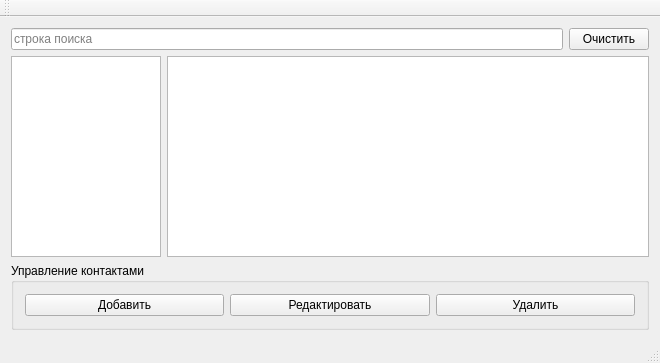
The window that src/mainwindow.ui (PKEv/QontMan) describes before a commit, drawn with Qt 5.
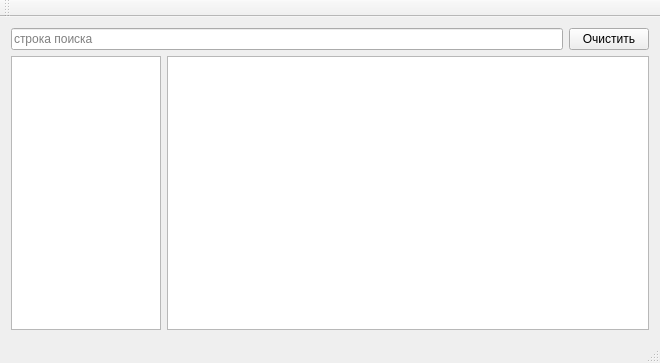
The same window after the commit. Icons and pictures are not drawn.

Commit message: Убрал кнопки, добавил иконки

```diff
--- a/src/mainwindow.ui
+++ b/src/mainwindow.ui
@@ -93,42 +93,6 @@
       </item>
      </layout>
     </item>
-    <item row="7" column="0" colspan="3">
-     <widget class="QGroupBox" name="ContactsGroupBox">
-      <property name="sizePolicy">
-       <sizepolicy hsizetype="MinimumExpanding" vsizetype="Maximum">
-        <horstretch>0</horstretch>
-        <verstretch>0</verstretch>
-       </sizepolicy>
-      </property>
-      <property name="title">
-       <string>Управление контактами</string>
-      </property>
-      <layout class="QHBoxLayout" name="horizontalLayout_3">
-       <item>
-        <widget class="QPushButton" name="AddButton">
-         <property name="text">
-          <string>Добавить</string>
-         </property>
-        </widget>
-       </item>
-       <item>
-        <widget class="QPushButton" name="ViewButton">
-         <property name="text">
-          <string>Редактировать</string>
-         </property>
-        </widget>
-       </item>
-       <item>
-        <widget class="QPushButton" name="DeleteButton">
-         <property name="text">
-          <string>Удалить</string>
-         </property>
-        </widget>
-       </item>
-      </layout>
-     </widget>
-    </item>
    </layout>
   </widget>
   <widget class="QMenuBar" name="menuBar">
```
The commit also changes 6 other files.
